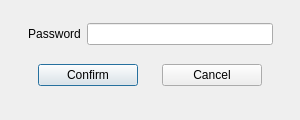
Old version of the form src/password-dialog.ui in the repository sc0000/hfmdd-video-system.
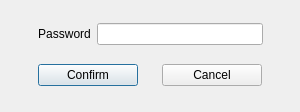
New version of the form.

Commit message: small layout consistency pass

```diff
--- a/src/password-dialog.ui
+++ b/src/password-dialog.ui
@@ -7,13 +7,13 @@
     <x>0</x>
     <y>0</y>
     <width>300</width>
-    <height>120</height>
+    <height>112</height>
    </rect>
   </property>
   <property name="minimumSize">
    <size>
     <width>300</width>
-    <height>120</height>
+    <height>110</height>
    </size>
   </property>
   <widget class="QWidget" name="verticalLayoutWidget">
@@ -29,10 +29,10 @@
     <item>
      <layout class="QHBoxLayout" name="passwordHorizontalLayout">
       <property name="leftMargin">
-       <number>8</number>
+       <number>18</number>
       </property>
       <property name="rightMargin">
-       <number>8</number>
+       <number>18</number>
       </property>
       <item>
        <widget class="QLabel" name="passwordLabel">
```
The commit also changes 6 other files.
